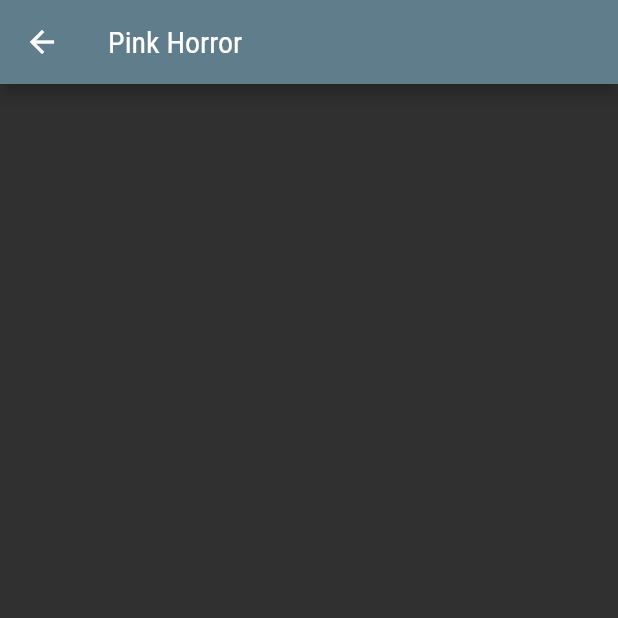
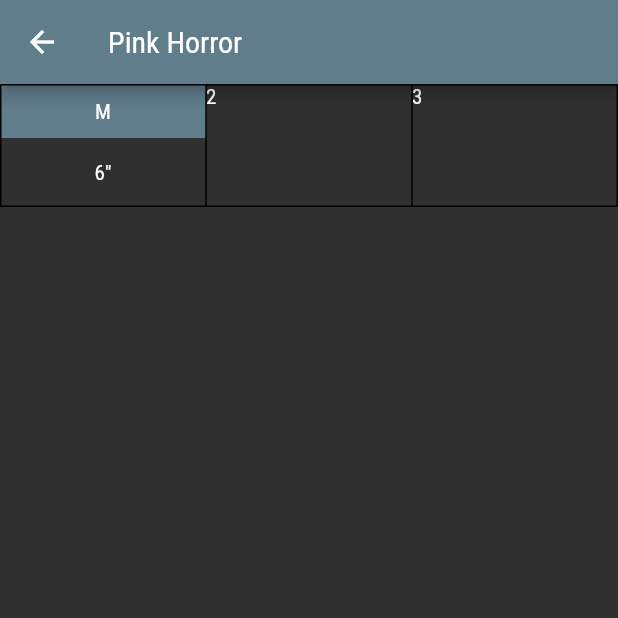
Before and after one commit to michaelmorrisg/warhammer-list, a Flutter app: the GoToArmy screen opened directly with sample values from the repository, after a tap on "PH", on a phone screen of 412 x 824 dp, the top half of it. Run offline on Flutter 3.47's test engine with Material 2 defaults, Android fonts, the phone set to English and light mode, and no system bars.

Commit message:
stats comin together

```diff
--- a/lib/classes/army_list.dart
+++ b/lib/classes/army_list.dart
@@ -4,7 +4,7 @@ import 'stat_item.dart';
 class ArmyList {
   List<Army> armyList = [
     Army(title: 'Tzeentch Demons', statItems: [
-      StatItem(id: 1, imageText: 'PH', name: 'Pink Horror'),
+      StatItem(id: 1, imageText: 'PH', name: 'Pink Horror', movement: '6"'),
       StatItem(id: 2, imageText: 'BH', name: 'Blue Horror'),
       StatItem(id: 3, imageText: 'F', name: 'Flamer'),
     ]
--- a/lib/classes/stat_item.dart
+++ b/lib/classes/stat_item.dart
@@ -2,6 +2,15 @@ class StatItem {
   int id;
   String name;
   String imageText;
+  String movement;
+  int weaponSkill;
+  int ballisticSkill;
+  int strength;
+  int toughness;
+  int wounds;
+  int attacks;
+  int leadership;
+  int save;
 
-  StatItem({this.id, this.name, this.imageText});
+  StatItem({this.id, this.name, this.imageText, this.movement});
 }
--- a/lib/routes/avatar_stats.dart
+++ b/lib/routes/avatar_stats.dart
@@ -11,9 +11,47 @@ class _AvatarStatsState extends State<AvatarStats> {
   @override
   Widget build(BuildContext context) {
     return Scaffold(
-      appBar: AppBar(
-        title: Text(widget.statItem.name)
-      )
+      appBar: AppBar(title: Text(widget.statItem.name)),
+      body: Table(border: TableBorder.all(), children: [
+        TableRow(children: [
+          CellWidget(stat: widget.statItem.movement, title: 'M'),
+          TableCell(
+            child: Text('2'),
+          ),
+          TableCell(
+            child: Text('3'),
+          ),
+        ]),
+      ]),
     );
   }
 }
+
+class CellWidget extends StatelessWidget {
+  final stat;
+  final title;
+
+  CellWidget({this.stat, this.title});
+  @override
+  Widget build(BuildContext context) {
+    return TableCell(
+      child: Column(
+        crossAxisAlignment: CrossAxisAlignment.stretch,
+        children: <Widget>[
+          Container(
+            padding: EdgeInsets.all(10.0),
+            decoration: BoxDecoration(color: Colors.blueGrey),
+            child: Text(
+              this.title,
+              textAlign: TextAlign.center,
+            ),
+          ),
+          Container(
+            padding: EdgeInsets.all(15.0),
+            child: Text(stat, textAlign: TextAlign.center),
+          ),
+        ],
+      ),
+    );
+  }
+}
```
Also changed, not shown: lib/classes/stat_item_list.dart (+8 -0 lines), lib/routes/add_army.dart (+9 -6 lines).
